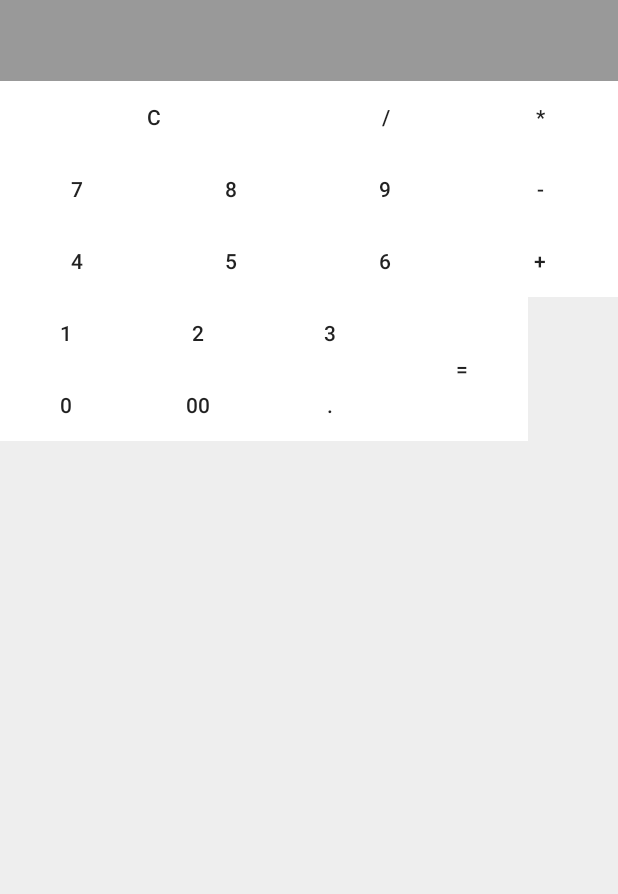
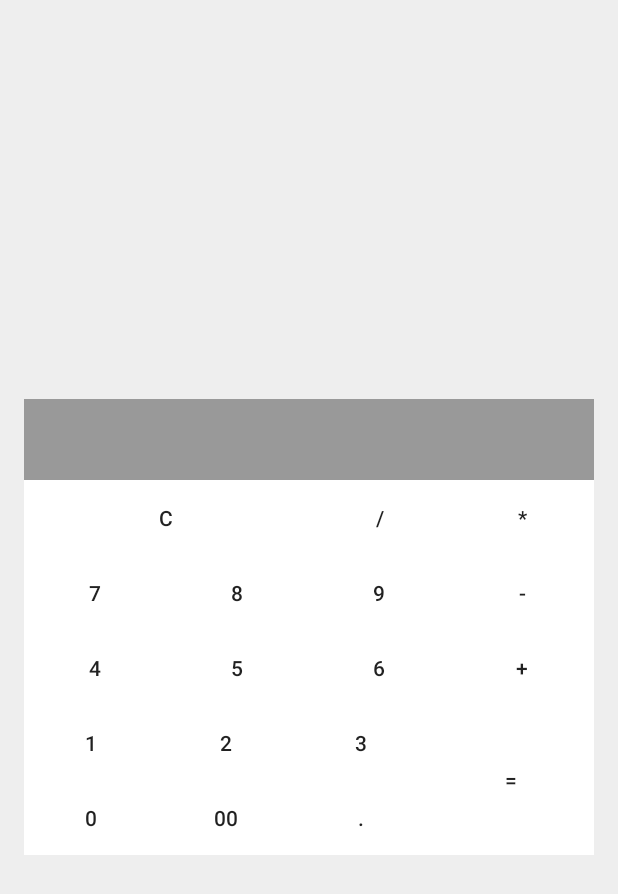
Before and after one commit to Ke4a11/Afururu, an Android app: the layout activity_money_calc.xml on its own in the app's theme, with its tools: preview values and no code run, on a phone screen of 412 x 824 dp. Shown: the top 894 px of the screen. Run offline under Robolectric (Android 15) with nearby library versions, the phone set to English and light mode, and no system bars.

Commit message:
アニメーションの追加と電卓画面の追加 電卓画面のバグを取る

```diff
--- a/app/src/main/AndroidManifest.xml
+++ b/app/src/main/AndroidManifest.xml
@@ -23,7 +23,10 @@
         </activity>
         <activity android:name=".Money.MoneyActivity" >
         </activity>
-        <activity android:name=".Money.Money_Calc" >
+        <activity android:name=".Map.MapActivity">
+        </activity>
+        <activity android:name=".Money.Money_Calc"
+            android:theme="@style/Theme.TranslucentBackground">
         </activity>
     </application>
 
--- a/app/src/main/java/ke4a11/ecc/ac/jp/afururu/Money/MoneyActivity.java
+++ b/app/src/main/java/ke4a11/ecc/ac/jp/afururu/Money/MoneyActivity.java
@@ -1,5 +1,6 @@
 package ke4a11.ecc.ac.jp.afururu.Money;
 
+import android.support.v4.app.FragmentActivity;
 import android.support.v4.app.FragmentManager;
 import android.support.v4.app.FragmentTransaction;
 import android.support.v7.app.AppCompatActivity;
--- a/app/src/main/java/ke4a11/ecc/ac/jp/afururu/Money/_MoneyTop.java
+++ b/app/src/main/java/ke4a11/ecc/ac/jp/afururu/Money/_MoneyTop.java
@@ -1,7 +1,6 @@
 package ke4a11.ecc.ac.jp.afururu.Money;
 
 
-import android.app.Activity;
 import android.content.Context;
 import android.content.Intent;
 import android.net.ConnectivityManager;
@@ -12,7 +11,6 @@ import android.view.LayoutInflater;
 import android.view.View;
 import android.view.View.OnClickListener;
 import android.view.ViewGroup;
-import android.widget.Button;
 import android.widget.ImageButton;
 import android.widget.TextView;
 
@@ -82,7 +80,7 @@ public class _MoneyTop extends Fragment {
             }
 
             //Intent i = new Intent(getActivity().getApplicationContext(),MoneyActivity.class);
-            Intent i = new Intent(getActivity().getApplicationContext(),Money_Calc.class);
+            Intent i = new Intent(getActivity().getApplicationContext(),MoneyActivity.class);
             startActivity(i);
         }
     }
--- a/app/src/main/res/layout/activity_money_calc.xml
+++ b/app/src/main/res/layout/activity_money_calc.xml
@@ -4,13 +4,23 @@
     android:layout_width="match_parent"
     android:layout_height="match_parent"
     android:orientation="vertical"
-    tools:context="ke4a11.ecc.ac.jp.afururu.Money.Money_Calc">
+    android:paddingLeft="@dimen/activity_horizontal_margin"
+    android:paddingRight="@dimen/activity_horizontal_margin"
+    android:paddingTop="@dimen/activity_vertical_margin"
+    android:paddingBottom="@dimen/activity_vertical_margin"
+    tools:context="ke4a11.ecc.ac.jp.afururu.Money.Money_Calc"
+    android:id="@+id/money_calcTop">
+
+    <View
+        android:layout_width="match_parent"
+        android:layout_height="250dp"/>
+
 
     <TextView
         android:id="@+id/display"
         android:layout_width="match_parent"
         android:layout_height="wrap_content"
-        android:textSize="40dip"
+        android:textSize="40sp"
         android:textColor="#f39800"
         android:gravity="right"
         android:background="#999999"/>
@@ -18,8 +28,8 @@
     <LinearLayout
         android:orientation="vertical"
         android:layout_width="match_parent"
-        android:layout_height="match_parent">
-
+        android:layout_height="wrap_content">
+    <!--1行目-->
     <LinearLayout
         android:orientation="horizontal"
         android:layout_width="match_parent"
@@ -28,26 +38,26 @@
         <Button
             android:layout_weight="2"
             android:layout_width="0dp"
-                android:layout_height="wrap_content"
+            android:layout_height="50dp"
             android:text="C"
             android:id="@+id/Clearbutton"
             android:background="#ffffff" />
         <Button
             android:layout_weight="1"
             android:layout_width="0dp"
-                android:layout_height="wrap_content"
+            android:layout_height="50dp"
             android:text="/"
             android:id="@+id/Divinebutton"
             android:background="#ffffff" />
         <Button
             android:layout_weight="1"
             android:layout_width="0dp"
-                android:layout_height="wrap_content"
+            android:layout_height="50dp"
             android:text="*"
             android:id="@+id/Multibutton"
             android:background="#ffffff" />
     </LinearLayout>
-
+    <!--2行目-->
     <LinearLayout
         android:orientation="horizontal"
         android:layout_width="match_parent"
@@ -56,33 +66,33 @@
         <Button
             android:layout_weight="1"
             android:layout_width="0dp"
-                android:layout_height="wrap_content"
+            android:layout_height="50dp"
             android:text="7"
             android:id="@+id/button7"
             android:background="#ffffff" />
         <Button
             android:layout_weight="1"
             android:layout_width="0dp"
-                android:layout_height="wrap_content"
+            android:layout_height="50dp"
             android:text="8"
             android:id="@+id/button8"
             android:background="#ffffff" />
         <Button
             android:layout_weight="1"
             android:layout_width="0dp"
-                android:layout_height="wrap_content"
+            android:layout_height="50dp"
             android:text="9"
             android:id="@+id/button9"
             android:background="#ffffff" />
         <Button
             android:layout_weight="1"
             android:layout_width="0dp"
-                android:layout_height="wrap_content"
+            android:layout_height="50dp"
             android:text="-"
             android:id="@+id/Minusbutton"
             android:background="#ffffff" />
     </LinearLayout>
-
+        <!--3行目-->
         <LinearLayout
             android:orientation="horizontal"
             android:layout_width="match_parent"
@@ -91,36 +101,36 @@
             <Button
                 android:layout_weight="1"
                 android:layout_width="0dp"
-                android:layout_height="wrap_content"
+                android:layout_height="50dp"
                 android:text="4"
                 android:id="@+id/button4"
                 android:background="#ffffff" />
             <Button
                 android:layout_weight="1"
                 android:layout_width="0dp"
-                android:layout_height="wrap_content"
+                android:layout_height="50dp"
                 android:text="5"
                 android:id="@+id/button5"
                 android:background="#ffffff" />
             <Button
                 android:layout_weight="1"
                 android:layout_width="0dp"
-                android:layout_height="wrap_content"
+                android:layout_height="50dp"
                 android:text="6"
                 android:id="@+id/button6"
                 android:background="#ffffff" />
             <Button
                 android:layout_weight="1"
                 android:layout_width="0dp"
-                android:layout_height="wrap_content"
+                android:layout_height="50dp"
                 android:text="+"
                 android:id="@+id/Plusbutton"
                 android:background="#ffffff" />
         </LinearLayout>
-
+        <!--4行目-->
         <LinearLayout
             android:orientation="horizontal"
-            android:layout_width="wrap_content"
+            android:layout_width="match_parent"
             android:layout_height="wrap_content"
             android:baselineAligned="false">
             <LinearLayout
@@ -134,20 +144,20 @@
                     android:layout_height="wrap_content"
                     android:gravity="center">
                     <Button
-                        android:layout_width="wrap_content"
-                        android:layout_height="wrap_content"
+                        android:layout_width="90dp"
+                        android:layout_height="50dp"
                         android:text="1"
                         android:id="@+id/button1"
                         android:background="#ffffff" />
                     <Button
-                        android:layout_width="wrap_content"
-                        android:layout_height="wrap_content"
+                        android:layout_width="90dp"
+                        android:layout_height="50dp"
                         android:text="2"
                         android:id="@+id/button2"
                         android:background="#ffffff" />
                     <Button
-                        android:layout_width="wrap_content"
-                        android:layout_height="wrap_content"
+                        android:layout_width="90dp"
+                        android:layout_height="50dp"
                         android:text="3"
                         android:id="@+id/button3"
                         android:background="#ffffff" />
@@ -158,20 +168,20 @@
                     android:layout_height="wrap_content"
                     android:gravity="center">
                     <Button
-                        android:layout_width="wrap_content"
-                        android:layout_height="wrap_content"
+                        android:layout_width="90dp"
+                        android:layout_height="50dp"
                         android:text="0"
                         android:id="@+id/button0"
                         android:background="#ffffff" />
                     <Button
-                        android:layout_width="wrap_content"
-                        android:layout_height="wrap_content"
+                        android:layout_width="90dp"
+                        android:layout_height="50dp"
                         android:text="00"
                         android:id="@+id/button00"
                         android:background="#ffffff" />
                     <Button
-                        android:layout_width="wrap_content"
-                        android:layout_height="wrap_content"
+                        android:layout_width="90dp"
+                        android:layout_height="50dp"
                         android:text="."
                         android:id="@+id/Pointbutton"
                         android:background="#ffffff" />
@@ -179,12 +189,12 @@
             </LinearLayout>
             <LinearLayout
                 android:orientation="vertical"
-                android:layout_width="wrap_content"
-                android:layout_height="match_parent"
+                android:layout_width="match_parent"
+                android:layout_height="wrap_content"
                 android:layout_gravity="center_vertical">
                 <Button
-                    android:layout_width="wrap_content"
-                    android:layout_height="match_parent"
+                    android:layout_width="match_parent"
+                    android:layout_height="100dp"
                     android:text="="
                     android:id="@+id/Equalbutton"
                     android:background="#ffffff" />
--- a/app/src/main/res/values/styles.xml
+++ b/app/src/main/res/values/styles.xml
@@ -15,4 +15,24 @@
     <style name="AppTheme.AppBarOverlay" parent="ThemeOverlay.AppCompat.Dark.ActionBar" />
     <style name="AppTheme.PopupOverlay" parent="ThemeOverlay.AppCompat.Light" />
 
+    <!--半透明背景設定 android:theme="@style/Theme.TranslucentBackground"-->
+    <drawable name="transparameter">#bb000000</drawable>
+    <style name="Theme.TranslucentBackground" parent="android:style/Theme.Translucent">
+        <item name="android:windowBackground">@drawable/transparameter</item>
+        <item name="android:windowNoTitle">true</item>
+    </style>
+
+    <!--android:theme="@style/Theme.MyTrans"-->
+    <drawable name="translucent_background">#44FF0000</drawable>
+    <style name="Theme.MyTrans" parent="android:style/Theme.Translucent">
+        <item name="android:windowBackground">@drawable/translucent_background</item>
+    </style>
+
+    <!-- アニメーションの詳細設定 res>animatorに詳しい内容 -->
+    <style name="Animation" parent="android:Animation" />
+    <style name="Animation.Activity" parent="android:Animation.Activity">
+        <item name="android:activityOpenEnterAnimation">@animator/slide_in_under</item>
+        <item name="android:activityOpenExitAnimation">@animator/slide_out_under</item>
+    </style>
+
 </resources>
```
Also changed, not shown: app/src/main/java/ke4a11/ecc/ac/jp/afururu/Map/MapActivity.java (added, +16 -0 lines), app/src/main/java/ke4a11/ecc/ac/jp/afururu/Map/_MapTop.java (+5 -6 lines), app/src/main/java/ke4a11/ecc/ac/jp/afururu/Money/Money_Calc.java (+5 -7 lines), app/src/main/java/ke4a11/ecc/ac/jp/afururu/TopActivity.java (+10 -2 lines), app/src/main/res/animator/slide_in_under.xml (added, +13 -0 lines), app/src/main/res/animator/slide_out_under.xml (added, +13 -0 lines), app/src/main/res/layout/activity_map.xml (added, +21 -0 lines). Lines whose indentation alone changed are shown as unchanged.
